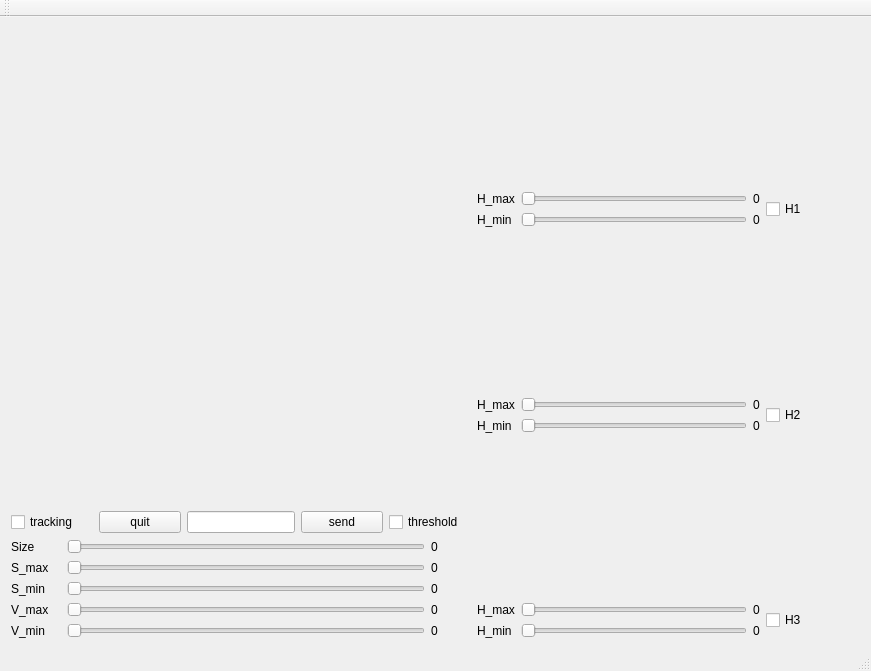
First picture: the form in opencv_app/mainwindow.ui, repository IngaCansat/cv-olymp, before the edit.
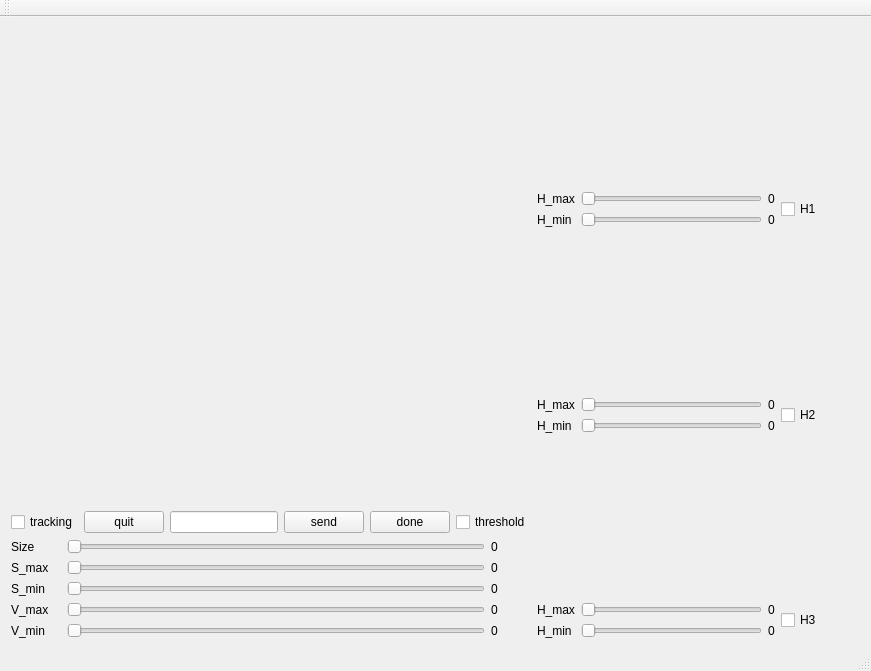
Second picture: the form after the edit.

What changed in the file:
```diff
--- a/opencv_app/mainwindow.ui
+++ b/opencv_app/mainwindow.ui
@@ -98,6 +98,13 @@
                 </property>
                </widget>
               </item>
+              <item>
+               <widget class="QPushButton" name="done_pushButton">
+                <property name="text">
+                 <string>done</string>
+                </property>
+               </widget>
+              </item>
               <item>
                <widget class="QCheckBox" name="threshold_checkBox">
                 <property name="text">
```
